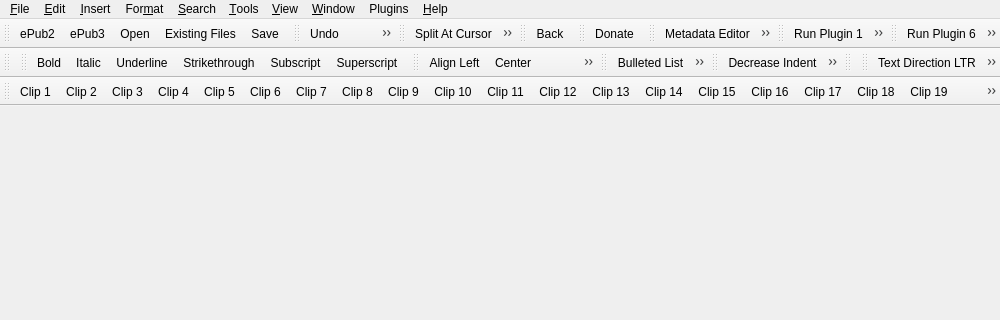
This is src/Form_Files/main.ui in Sigil-Ebook/Sigil as Qt 5 draws it before an edit; both pictures show x 0 to 1000 and y 0 to 320 of the 1000 by 700 pixel window. The edited form follows.
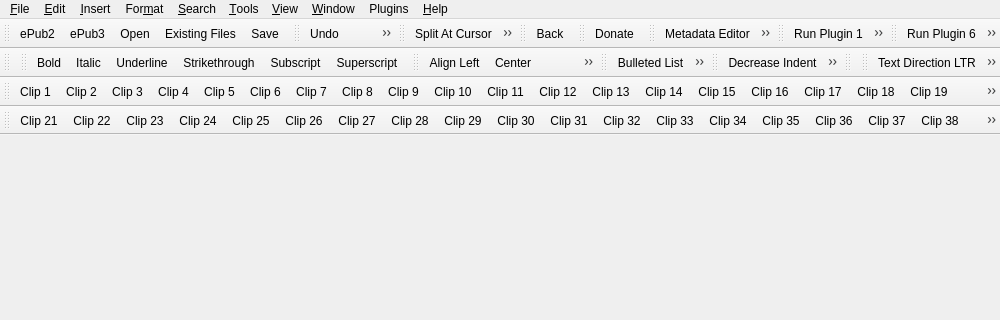
This is the edited form. Icons and pictures are not drawn.

Commit message: but the basics in place to support an optional Clips Bar2

```diff
--- a/src/Form_Files/main.ui
+++ b/src/Form_Files/main.ui
@@ -647,6 +647,37 @@
    <addaction name="actionClip19"/>
    <addaction name="actionClip20"/>
   </widget>
+  <widget class="QToolBar" name="toolBarClips2">
+   <property name="windowTitle">
+    <string>Clip Bar2</string>
+   </property>
+   <attribute name="toolBarArea">
+    <enum>TopToolBarArea</enum>
+   </attribute>
+   <attribute name="toolBarBreak">
+    <bool>true</bool>
+   </attribute>
+   <addaction name="actionClip21"/>
+   <addaction name="actionClip22"/>
+   <addaction name="actionClip23"/>
+   <addaction name="actionClip24"/>
+   <addaction name="actionClip25"/>
+   <addaction name="actionClip26"/>
+   <addaction name="actionClip27"/>
+   <addaction name="actionClip28"/>
+   <addaction name="actionClip29"/>
+   <addaction name="actionClip30"/>
+   <addaction name="actionClip31"/>
+   <addaction name="actionClip32"/>
+   <addaction name="actionClip33"/>
+   <addaction name="actionClip34"/>
+   <addaction name="actionClip35"/>
+   <addaction name="actionClip36"/>
+   <addaction name="actionClip37"/>
+   <addaction name="actionClip38"/>
+   <addaction name="actionClip39"/>
+   <addaction name="actionClip40"/>
+  </widget>
 
   <action name="actionNew">
    <property name="icon">
@@ -1992,6 +2023,168 @@
     <string>Insert Clip 20</string>
    </property>
   </action>
+
+  <action name="actionClip21">
+   <property name="text">
+    <string>Clip 21</string>
+   </property>
+   <property name="toolTip">
+    <string>Insert Clip 21</string>
+   </property>
+  </action>
+  <action name="actionClip22">
+   <property name="text">
+    <string>Clip 22</string>
+   </property>
+   <property name="toolTip">
+    <string>Insert Clip 22</string>
+   </property>
+  </action>
+  <action name="actionClip23">
+   <property name="text">
+    <string>Clip 23</string>
+   </property>
+   <property name="toolTip">
+    <string>Insert Clip 23</string>
+   </property>
+  </action>
+  <action name="actionClip24">
+   <property name="text">
+    <string>Clip 24</string>
+   </property>
+   <property name="toolTip">
+    <string>Insert Clip 24</string>
+   </property>
+  </action>
+  <action name="actionClip25">
+   <property name="text">
+    <string>Clip 25</string>
+   </property>
+   <property name="toolTip">
+    <string>Insert Clip 25</string>
+   </property>
+  </action>
+  <action name="actionClip26">
+   <property name="text">
+    <string>Clip 26</string>
+   </property>
+   <property name="toolTip">
+    <string>Insert Clip 26</string>
+   </property>
+  </action>
+  <action name="actionClip27">
+   <property name="text">
+    <string>Clip 27</string>
+   </property>
+   <property name="toolTip">
+    <string>Insert Clip 27</string>
+   </property>
+  </action>
+  <action name="actionClip28">
+   <property name="text">
+    <string>Clip 28</string>
+   </property>
+   <property name="toolTip">
+    <string>Insert Clip 28</string>
+   </property>
+  </action>
+  <action name="actionClip29">
+   <property name="text">
+    <string>Clip 29</string>
+   </property>
+   <property name="toolTip">
+    <string>Insert Clip 29</string>
+   </property>
+  </action>
+  <action name="actionClip30">
+   <property name="text">
+    <string>Clip 30</string>
+   </property>
+   <property name="toolTip">
+    <string>Insert Clip 30</string>
+   </property>
+  </action>
+  <action name="actionClip31">
+   <property name="text">
+    <string>Clip 31</string>
+   </property>
+   <property name="toolTip">
+    <string>Insert Clip 31</string>
+   </property>
+  </action>
+  <action name="actionClip32">
+   <property name="text">
+    <string>Clip 32</string>
+   </property>
+   <property name="toolTip">
+    <string>Insert Clip 32</string>
+   </property>
+  </action>
+  <action name="actionClip33">
+   <property name="text">
+    <string>Clip 33</string>
+   </property>
+   <property name="toolTip">
+    <string>Insert Clip 33</string>
+   </property>
+  </action>
+  <action name="actionClip34">
+   <property name="text">
+    <string>Clip 34</string>
+   </property>
+   <property name="toolTip">
+    <string>Insert Clip 34</string>
+   </property>
+  </action>
+  <action name="actionClip35">
+   <property name="text">
+    <string>Clip 35</string>
+   </property>
+   <property name="toolTip">
+    <string>Insert Clip 35</string>
+   </property>
+  </action>
+  <action name="actionClip36">
+   <property name="text">
+    <string>Clip 36</string>
+   </property>
+   <property name="toolTip">
+    <string>Insert Clip 36</string>
+   </property>
+  </action>
+  <action name="actionClip37">
+   <property name="text">
+    <string>Clip 37</string>
+   </property>
+   <property name="toolTip">
+    <string>Insert Clip 37</string>
+   </property>
+  </action>
+  <action name="actionClip38">
+   <property name="text">
+    <string>Clip 38</string>
+   </property>
+   <property name="toolTip">
+    <string>Insert Clip 38</string>
+   </property>
+  </action>
+  <action name="actionClip39">
+   <property name="text">
+    <string>Clip 39</string>
+   </property>
+   <property name="toolTip">
+    <string>Insert Clip 39</string>
+   </property>
+  </action>
+  <action name="actionClip40">
+   <property name="text">
+    <string>Clip 40</string>
+   </property>
+   <property name="toolTip">
+    <string>Insert Clip 40</string>
+   </property>
+  </action>
+
   <action name="actionPreferences">
    <property name="menuRole">
     <enum>QAction::PreferencesRole</enum>
```
Left out of the diff: 26 changed lines with no effect on the pictures. The commit also changes 2 other files.
